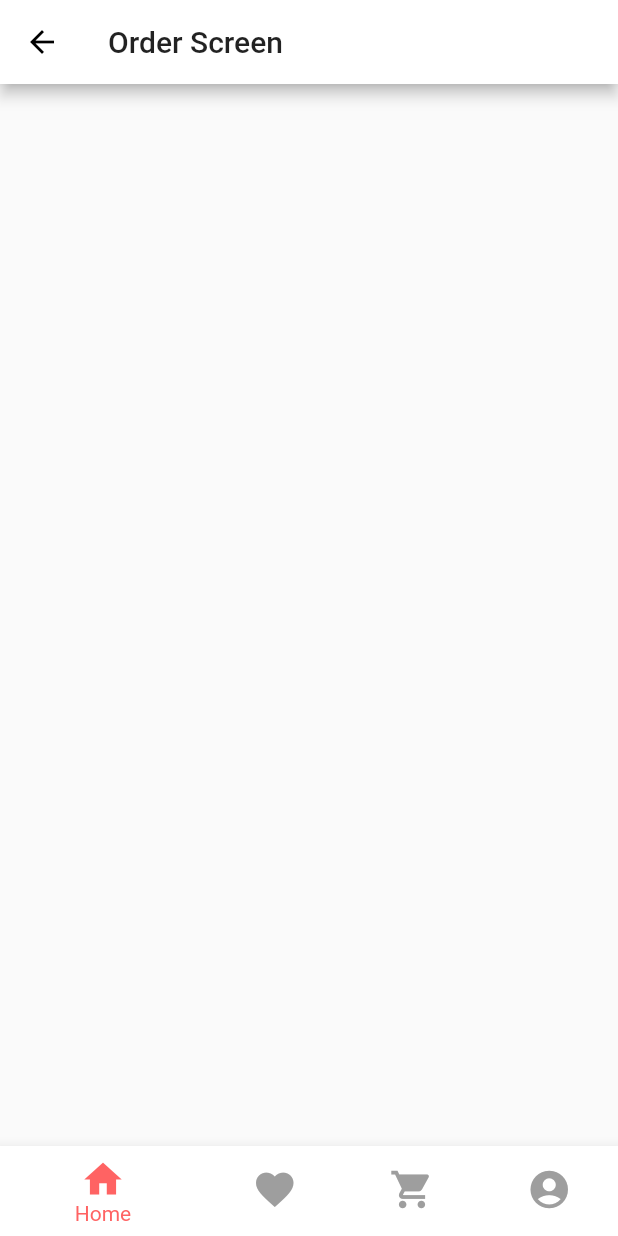
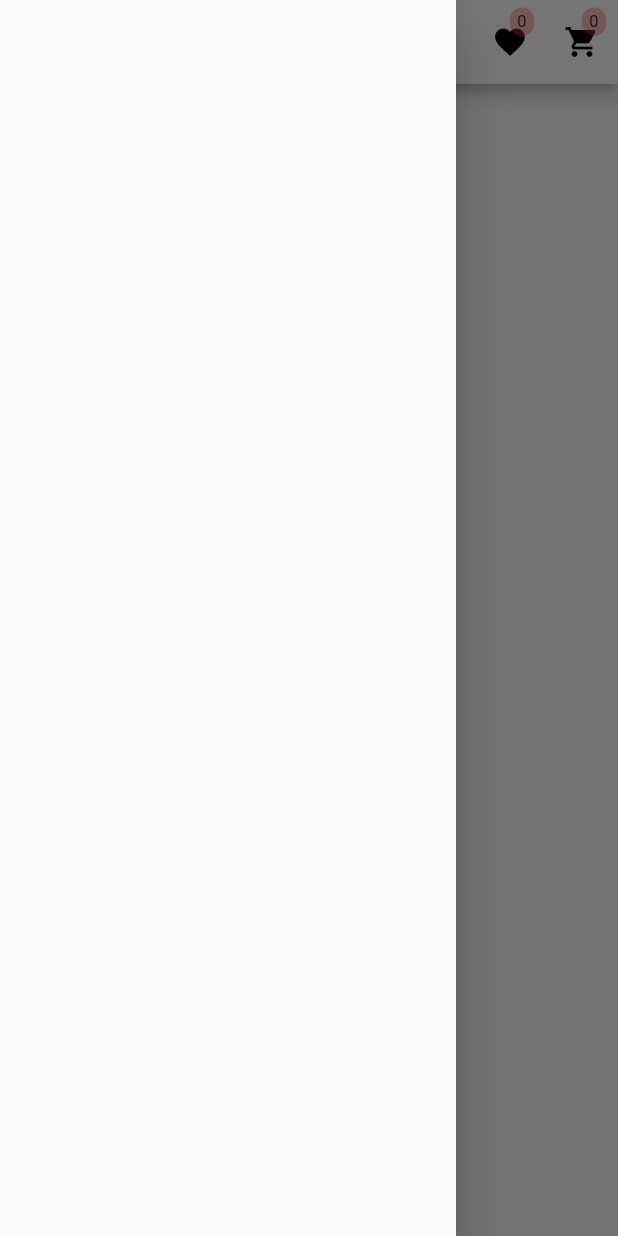
Before and after one commit to Ahmed96-eng/e_commerce_app, a Flutter app: the OrderScreen screen opened by its route, with the side drawer open (before the commit the screen has no drawer), on a phone screen of 412 x 824 dp. Run offline on Flutter 3.47's test engine with Material 2 defaults, Android fonts, the phone set to English and light mode, and no system bars; our stand-ins replace flutter_rating_bar; missing offline and left inert: flutter_flexible_toast; network calls fail.

Commit message:
new commit

```diff
--- a/lib/main.dart
+++ b/lib/main.dart
@@ -30,8 +30,7 @@ class MyApp extends StatelessWidget {
 //      home: HomeScreen(),
         initialRoute: '/',
         routes: {
-          '/': (context) => HomeScreen(),
-          // BottomNavBarWidget.route: (context) => BottomNavBarWidget(),
+          '/': (context) => SplashScreen(),
           FavoriteScreen.route: (context) => FavoriteScreen(),
           CartScreen.route: (context) => CartScreen(),
           OrderScreen.route: (context) => OrderScreen(),
--- a/lib/screens/order_screen.dart
+++ b/lib/screens/order_screen.dart
@@ -1,4 +1,6 @@
 import 'package:ecommerceapp/provider/homeProvider.dart';
+import 'package:ecommerceapp/screens/Snackers.dart';
+import 'package:ecommerceapp/widget/appBar_widget.dart';
 import 'package:ecommerceapp/widget/bottom_bar_widget.dart';
 import 'package:ecommerceapp/screens/home_screen.dart';
 import 'package:ecommerceapp/widget/order_item.dart';
@@ -13,6 +15,9 @@ class OrderScreen extends StatefulWidget {
 
 class _OrderScreenState extends State<OrderScreen> {
   Future<bool> _willPopScope() async {
+    // Navigator.of(context).pushNamed(HomeScreen.route);
+    // Navigator.push(
+    //     context, MaterialPageRoute(builder: (context) => HomeScreen()));
     Navigator.of(context).pop();
     return true;
   }
@@ -21,23 +26,21 @@ class _OrderScreenState extends State<OrderScreen> {
   Widget build(BuildContext context) {
     return WillPopScope(
       onWillPop: _willPopScope,
-      child: Scaffold(
-        appBar: AppBar(
-          title: Text('Order Screen'),
-          leading: IconButton(
-              icon: Icon(Icons.arrow_back),
-              onPressed: () {
-                Navigator.of(context).pop();
-              }),
-        ),
-        body: Consumer<HomeProvider>(
-          builder: (context, homeProvider, child) => ListView.builder(
+      child: Consumer<HomeProvider>(
+        builder: (context, homeProvider, child) => Scaffold(
+          appBar: appBarWidgit(
+              context,
+              'Order Screen',
+              homeProvider.favoriteCount.toString(),
+              homeProvider.cartCount.toString()),
+          drawer: Drawer(),
+          body: ListView.builder(
             itemBuilder: (context, index) =>
                 OrderItem(homeProvider.orders[index]),
             itemCount: homeProvider.orders.length,
           ),
         ),
-        bottomNavigationBar: BottomNavBarWidget(),
+        // bottomNavigationBar: BottomNavBarWidget(),
       ),
     );
   }
--- a/lib/screens/profile_screen.dart
+++ b/lib/screens/profile_screen.dart
@@ -9,7 +9,7 @@ class ProfileScreen extends StatelessWidget {
       body: Center(
         child: Text('My Profile Screen'),
       ),
-      bottomNavigationBar: BottomNavBarWidget(),
+      // bottomNavigationBar: BottomNavBarWidget(),
     );
   }
 }
--- a/lib/screens/splash_screen.dart
+++ b/lib/screens/splash_screen.dart
@@ -15,7 +15,8 @@ class _SplashScreenState extends State<SplashScreen> {
   }
 
   route() {
-    Navigator.pushReplacement(
+    Navigator.of(context).pushNamed(HomeScreen.route);
+    Navigator.push(
         context, MaterialPageRoute(builder: (context) => HomeScreen()));
   }
 
--- /dev/null
+++ b/lib/widget/appBar_widget.dart
@@ -0,0 +1,40 @@
+import 'package:ecommerceapp/screens/cart_screen.dart';
+import 'package:ecommerceapp/screens/favorite_screen.dart';
+import 'package:ecommerceapp/widget/badge.dart';
+import 'package:flutter/material.dart';
+
+PreferredSizeWidget appBarWidgit(
+    BuildContext context, String title, String value, String value2) {
+  return AppBar(
+    // leading: IconButton(
+    //     icon: Icon(Icons.arrow_back),
+    //     onPressed: () {
+    //       Navigator.of(context).pop();
+    //     }),
+    title: Text(title),
+    actions: [
+      Badge(
+        child: IconButton(
+          icon: Icon(
+            Icons.favorite,
+          ),
+          onPressed: () {
+            Navigator.of(context).pushNamed(FavoriteScreen.route);
+          },
+        ),
+        value: value,
+      ),
+      Badge(
+        child: IconButton(
+          icon: Icon(
+            Icons.shopping_cart,
+          ),
+          onPressed: () {
+            Navigator.of(context).pushNamed(CartScreen.route);
+          },
+        ),
+        value: value2,
+      ),
+    ],
+  );
+}
```
Also changed, not shown: lib/screens/cart_screen.dart (+7 -9 lines), lib/screens/favorite_screen.dart (+7 -9 lines), lib/screens/home_screen.dart (+6 -6 lines), lib/widget/bottom_bar_widget.dart (+3 -4 lines), lib/widget/order_item.dart (+16 -5 lines).
